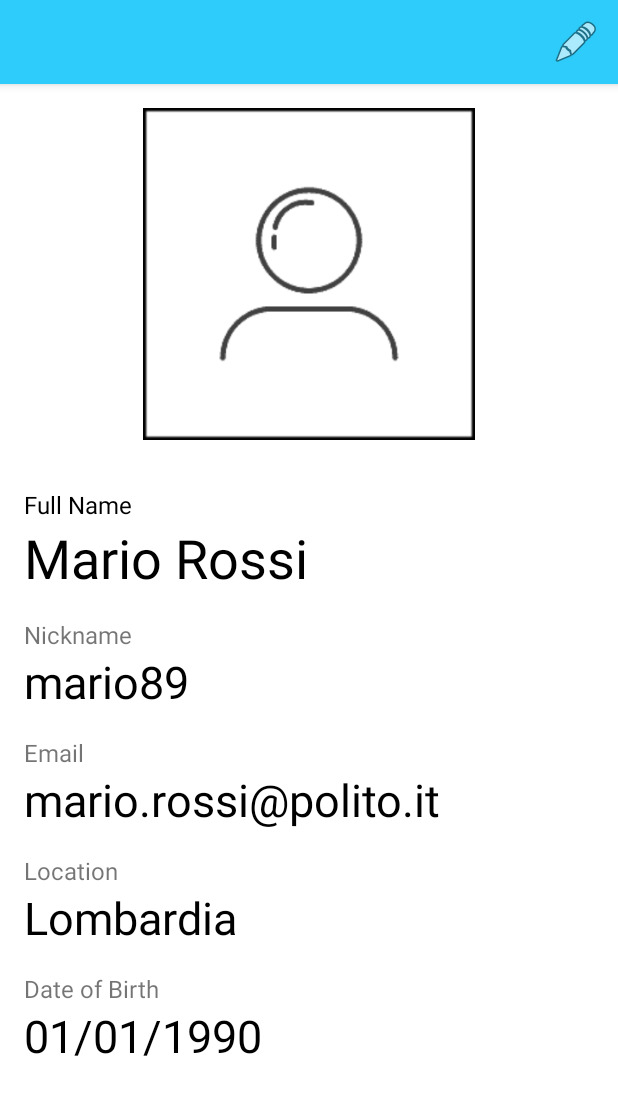
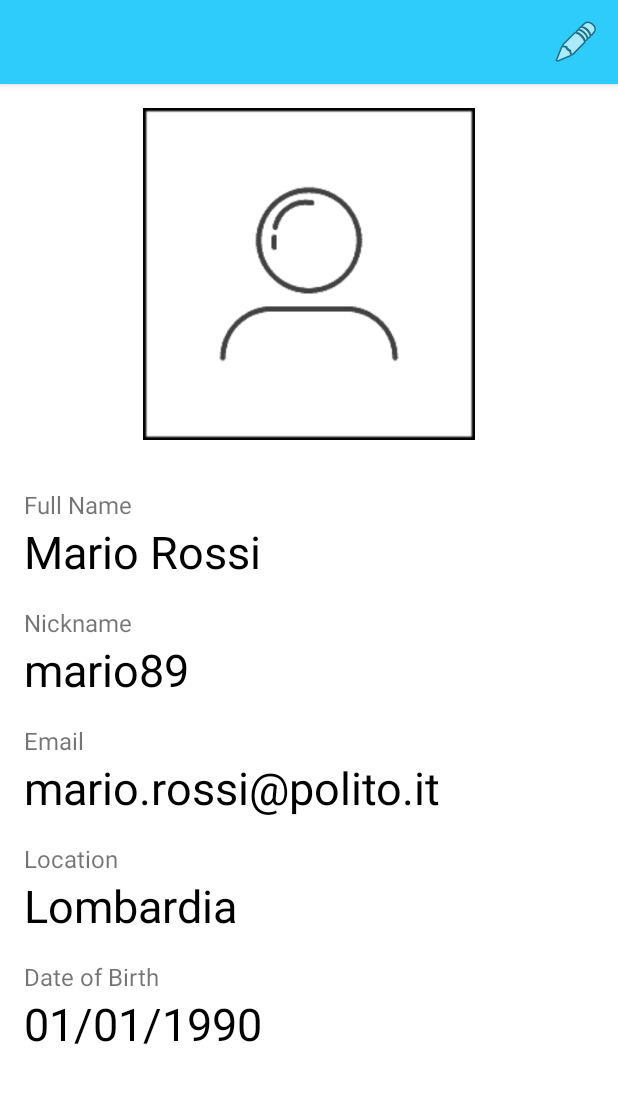
Before and after one commit to valparahiso/mad-car-pooling, an Android app: the screen it shows after launch (ShowProfileActivity), on a phone screen of 412 x 824 dp. Shown: the top 1095 px of the screen. Run offline under Robolectric (Android 15) with nearby library versions, the phone set to English and light mode, and no system bars.

```diff
--- a/app/src/main/java/it/polito/mad/mad_car_pooling/EditProfileActivity.kt
+++ b/app/src/main/java/it/polito/mad/mad_car_pooling/EditProfileActivity.kt
@@ -83,7 +83,7 @@ class EditProfileActivity : AppCompatActivity() {
             photoIV.setImageURI(file.toUri())
         }else{
             val options = BitmapFactory.Options()
-            options.inSampleSize = 2
+            options.inScaled = false;
             statusBitmap = BitmapFactory.decodeResource(resources, R.drawable.user_image, options)
             photoIV.setImageResource(R.drawable.user_image)
         }
--- a/app/src/main/res/layout-land/activity_edit_profile.xml
+++ b/app/src/main/res/layout-land/activity_edit_profile.xml
@@ -62,6 +62,8 @@
             android:layout_width="fill_parent"
             android:layout_height="fill_parent"
             android:orientation="vertical"
+            android:layout_marginEnd="20dp"
+            android:layout_marginRight="20dp"
             android:scrollbarAlwaysDrawHorizontalTrack="false"
             android:scrollbarAlwaysDrawVerticalTrack="false">
 
--- a/app/src/main/res/layout/activity_edit_profile.xml
+++ b/app/src/main/res/layout/activity_edit_profile.xml
@@ -12,7 +12,6 @@
         android:layout_height="0dp"
 
         android:layout_alignParentTop="true"
-        android:scaleType="centerInside"
         android:padding="16dp"
         android:src="@drawable/user_image"
         app:layout_constraintDimensionRatio="1:1"
--- a/app/src/main/res/layout/activity_show_profile.xml
+++ b/app/src/main/res/layout/activity_show_profile.xml
@@ -53,7 +53,6 @@
                 android:layout_height="wrap_content"
                 android:layout_marginTop="16dp"
                 android:text="Full Name"
-                android:textColor="@color/black"
                 android:textSize="16sp" />
             <TextView
                 android:id="@+id/fullName"
@@ -61,7 +60,7 @@
                 android:layout_height="wrap_content"
                 android:text="Full Name"
                 android:textColor="@color/black"
-                android:textSize="36sp" />
+                android:textSize="30sp" />
 
             <TextView
                 android:id="@+id/nickName_title"
```
